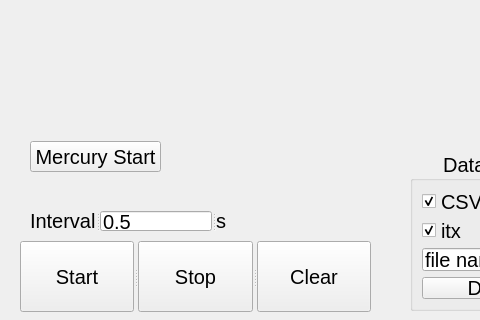
The window that D206_mercury/mercury_ui_files/main_window.ui (Hikaribussei-lab/control_program) describes before a commit, drawn with Qt 5; both pictures show x 0 to 480 and y 269 to 589 of the 790 by 589 pixel window.
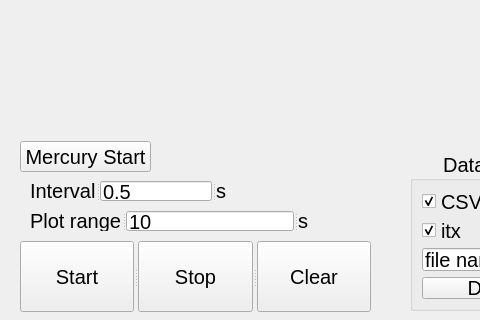
The same window after the commit. Custom widgets are drawn as their Qt base class.

Commit message: Fix plot range of time

The edit to the form file:
```diff
--- a/D206_mercury/mercury_ui_files/main_window.ui
+++ b/D206_mercury/mercury_ui_files/main_window.ui
@@ -120,7 +120,7 @@
    <property name="geometry">
     <rect>
      <x>30</x>
-     <y>480</y>
+     <y>450</y>
      <width>196</width>
      <height>20</height>
     </rect>
@@ -181,7 +181,7 @@
   <widget class="QPushButton" name="mercurystartbtn">
    <property name="geometry">
     <rect>
-     <x>30</x>
+     <x>20</x>
      <y>410</y>
      <width>131</width>
      <height>31</height>
@@ -230,6 +230,34 @@
     <string>Window Quit</string>
    </property>
   </widget>
+  <widget class="QSplitter" name="splitter_3">
+   <property name="geometry">
+    <rect>
+     <x>30</x>
+     <y>480</y>
+     <width>278</width>
+     <height>20</height>
+    </rect>
+   </property>
+   <property name="orientation">
+    <enum>Qt::Horizontal</enum>
+   </property>
+   <widget class="QLabel" name="plotragnelabel">
+    <property name="text">
+     <string>Plot range</string>
+    </property>
+   </widget>
+   <widget class="QLineEdit" name="plotrange">
+    <property name="text">
+     <string>10</string>
+    </property>
+   </widget>
+   <widget class="QLabel" name="plotrangeunit">
+    <property name="text">
+     <string>s</string>
+    </property>
+   </widget>
+  </widget>
  </widget>
  <customwidgets>
   <customwidget>
```
The commit also changes 4 other files.
